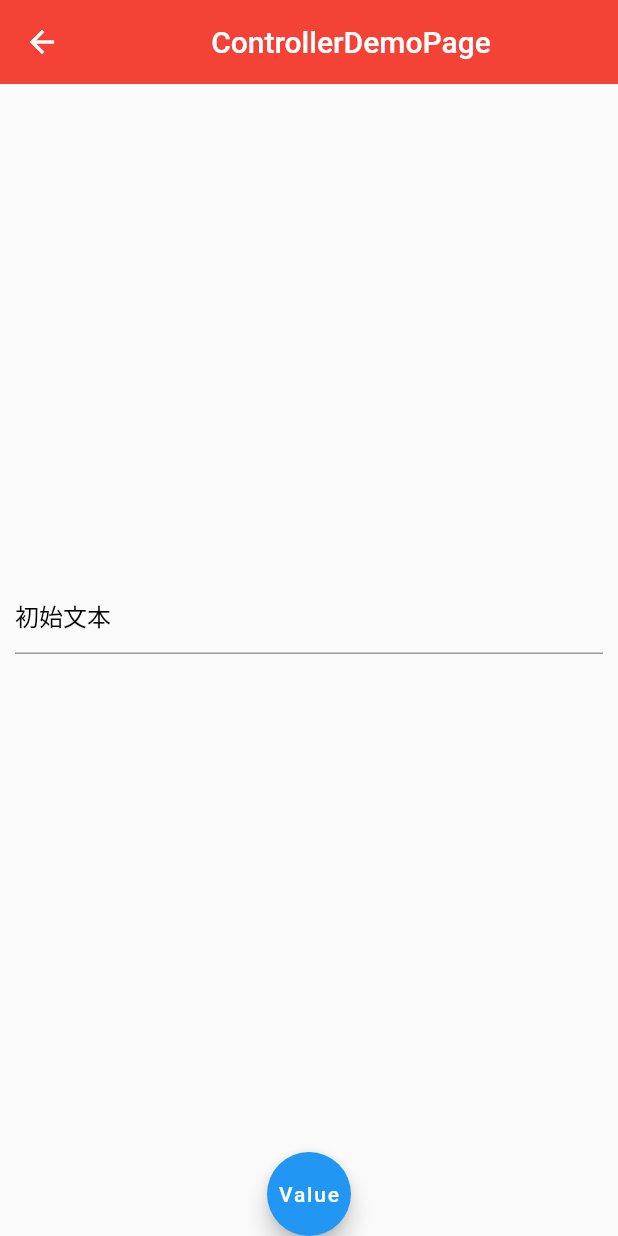
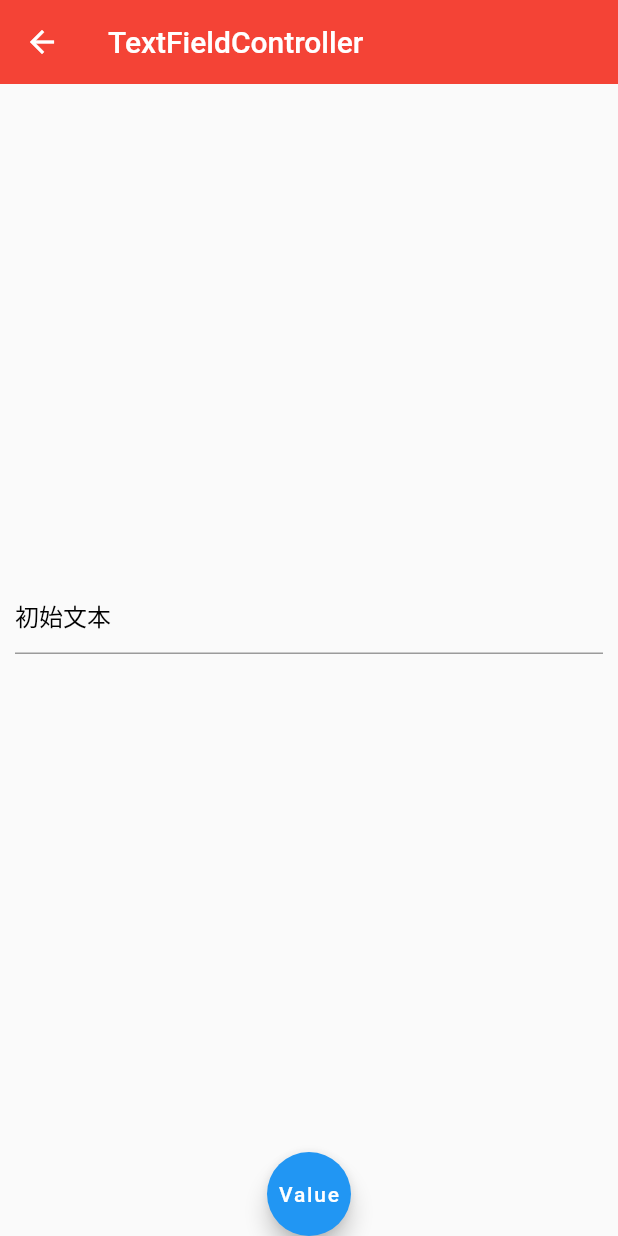
Before and after one commit to MYWProgram/flutter_demo, a Flutter app: the screen it shows after launch, after a tap on "输入框 Controller", on a phone screen of 412 x 824 dp. Run offline on Flutter 3.47's test engine with Material 2 defaults, Android fonts, the phone set to English and light mode, and no system bars.

Commit message:
ci: 修改 HomePage 及部分 Widget 结构。

```diff
--- a/lib/main.dart
+++ b/lib/main.dart
@@ -1,6 +1,7 @@
 import 'package:flutter/material.dart';
-import 'package:flutter_demo/widget/controller_demo_page.dart';
-import 'package:flutter_demo/widget/clip_demo_page.dart';
+import 'package:flutter_demo/widget/text_field_controller.dart';
+import 'package:flutter_demo/widget/clip.dart';
+import 'package:flutter_demo/widget/scroller_listener.dart';
 
 void main() {
   runApp(MyApp());
@@ -51,7 +52,6 @@ class _HomePageState extends State<HomePage> {
         child: ListView.builder(
           itemBuilder: (context, index) {
             return new InkWell(
-              onTap: () => Navigator.of(context).pushNamed(routeList[index]),
               child: Card(
                 child: Container(
                   alignment: Alignment.centerLeft,
@@ -60,6 +60,7 @@ class _HomePageState extends State<HomePage> {
                   child: Text(router.keys.toList()[index]),
                 ),
               ),
+              onTap: () => Navigator.of(context).pushNamed(routeList[index]),
             );
           },
           itemCount: router.length,
@@ -70,6 +71,7 @@ class _HomePageState extends State<HomePage> {
 }
 
 Map<String, WidgetBuilder> router = {
-  '输入框 Controller': (context) => new ControllerDemoPage(),
-  '控件圆角组合': (context) => new ClipDemoPage(),
+  '输入框 Controller': (context) => new TextFieldController(),
+  '控件圆角组合': (context) => new Clip(),
+  '列表滑动监听': (context) => new ScrollerListener(),
 };
--- a/lib/widget/clip_demo_page.dart
+++ b/lib/widget/clip.dart
@@ -1,16 +1,15 @@
 import 'package:flutter/material.dart';
 
-class ClipDemoPage extends StatelessWidget {
+class Clip extends StatelessWidget {
   @override
   Widget build(BuildContext context) {
     return Scaffold(
       appBar: AppBar(
         title: Container(
           child: Text(
-            'ClipDemoPage',
+            'Clip',
             style: TextStyle(color: Colors.white),
           ),
-          alignment: Alignment.center,
         ),
         elevation: 0,
         backgroundColor: Colors.red,
--- a/lib/widget/controller_demo_page.dart
+++ b/lib/widget/text_field_controller.dart
@@ -1,6 +1,6 @@
 import 'package:flutter/material.dart';
 
-class ControllerDemoPage extends StatelessWidget {
+class TextFieldController extends StatelessWidget {
   final TextEditingController controller =
       new TextEditingController(text: '初始文本');
 
@@ -19,13 +19,7 @@ class ControllerDemoPage extends StatelessWidget {
     );
     return Scaffold(
       appBar: AppBar(
-        title: Container(
-          child: Text(
-            'ControllerDemoPage',
-            style: TextStyle(color: Colors.white),
-          ),
-          alignment: Alignment.center,
-        ),
+        title: Text('TextFieldController'),
         elevation: 0,
         backgroundColor: Colors.red,
       ),
```
